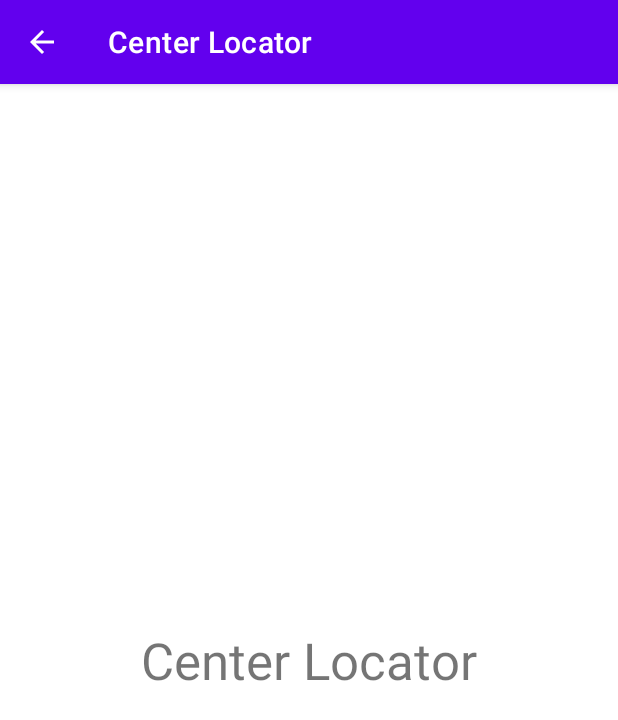
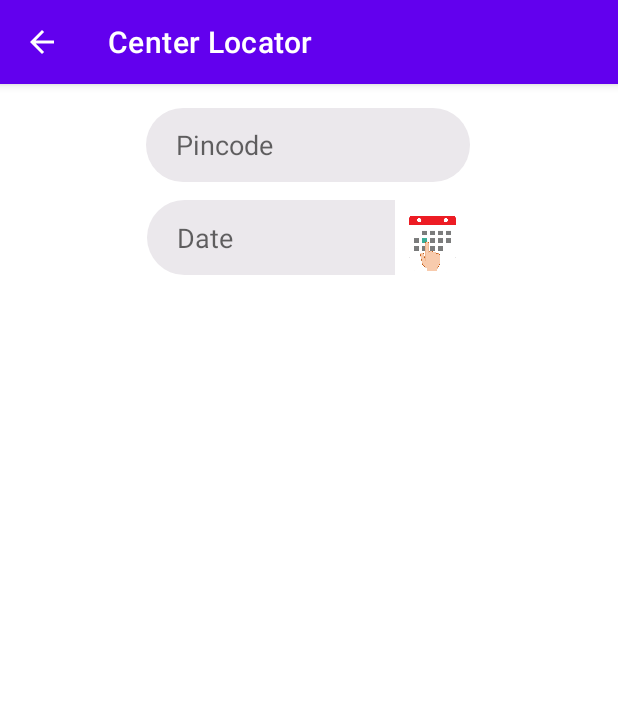
Before and after one commit to Nikhil-Gupta-ind/Co-WINNER, an Android app: the CenterLocator screen opened directly, with no data from a screen before it, on a phone screen of 412 x 824 dp. Shown: the top 720 px of the screen. Run offline under Robolectric (Android 15) with nearby library versions, the phone set to English and light mode, and no system bars.

Commit message:
Date picker added

```diff
--- a/app/src/main/java/com/NikhilGupta/co_winner/CenterLocator.java
+++ b/app/src/main/java/com/NikhilGupta/co_winner/CenterLocator.java
@@ -2,21 +2,47 @@ package com.NikhilGupta.co_winner;
 
 import androidx.appcompat.app.AppCompatActivity;
 
+import android.app.DatePickerDialog;
 import android.os.Bundle;
+import android.view.View;
+import android.widget.DatePicker;
+import android.widget.EditText;
 
 import com.NikhilGupta.co_winner.databinding.ActivityMainBinding;
 
+import java.util.Calendar;
+
 public class CenterLocator extends AppCompatActivity {
 
-    ActivityMainBinding binding;
+//    ActivityMainBinding binding;
+    EditText editPin, editDate;
+    private int mm, dd, yy;
     @Override
     protected void onCreate(Bundle savedInstanceState) {
         super.onCreate(savedInstanceState);
         setContentView(R.layout.activity_center_locator);
+        editPin = findViewById(R.id.editPincode);
+        editDate = findViewById(R.id.editDated);
+//        binding = ActivityMainBinding.inflate(getLayoutInflater());
+//        setContentView(binding.getRoot());
 
-        binding = ActivityMainBinding.inflate(getLayoutInflater());
-        setContentView(binding.getRoot());
-
-
+        editDate.setOnClickListener(new View.OnClickListener() {
+            @Override
+            public void onClick(View v) {
+                final Calendar calendar = Calendar.getInstance();
+                mm = calendar.get(Calendar.DATE);
+                dd = calendar.get(Calendar.MONTH);
+                yy = calendar.get(Calendar.YEAR);
+                DatePickerDialog datePickerDialog = new DatePickerDialog(CenterLocator.this, android.R.style.Theme_DeviceDefault_Dialog, new DatePickerDialog.OnDateSetListener() {
+                    @Override
+                    public void onDateSet(DatePicker view, int year, int month, int dayOfMonth) {
+                        String format = "%1$02d"; // two digits
+                        editDate.setText(String.format(format,dayOfMonth)+"-"+String.format(format, month)+"-"+year);
+                    }
+                }, mm, dd, yy);
+                datePickerDialog.getDatePicker().setMinDate(System.currentTimeMillis()+1000);
+                datePickerDialog.show();
+            }
+        });
     }
 }
--- /dev/null
+++ b/app/src/main/res/drawable/inputfield_date.xml
@@ -0,0 +1,7 @@
+<?xml version="1.0" encoding="utf-8"?>
+<shape xmlns:android="http://schemas.android.com/apk/res/android">
+    <solid android:color="@color/light_grey"/>
+    <corners android:topLeftRadius="50dp"
+        android:bottomLeftRadius="50dp"/>
+    <padding android:left="20dp"/>
+</shape>
--- a/app/src/main/res/layout/activity_center_locator.xml
+++ b/app/src/main/res/layout/activity_center_locator.xml
@@ -7,21 +7,47 @@
     tools:context=".CenterLocator">
 
     <EditText
-        android:id="@+id/editTextPin"
-        android:layout_width="wrap_content"
-        android:layout_height="wrap_content"
+        android:id="@+id/editPincode"
+        android:layout_width="216dp"
+        android:layout_height="49dp"
+        android:layout_marginTop="16dp"
+        android:background="@drawable/input_field"
         android:ems="10"
-        android:inputType="textPersonName"
-        tools:layout_editor_absoluteX="103dp"
-        tools:layout_editor_absoluteY="22dp" />
+        android:hint="@string/pincode"
+        android:inputType="number"
+        android:minHeight="48dp"
+        app:layout_constraintEnd_toEndOf="parent"
+        app:layout_constraintHorizontal_bias="0.497"
+        app:layout_constraintStart_toStartOf="parent"
+        app:layout_constraintTop_toTopOf="parent" />
 
     <EditText
-        android:id="@+id/editTextDate"
-        android:layout_width="wrap_content"
-        android:layout_height="wrap_content"
+        android:id="@+id/editDated"
+        android:layout_width="165dp"
+        android:layout_height="50dp"
+        android:layout_marginTop="12dp"
+        android:background="@drawable/inputfield_date"
+        android:cursorVisible="false"
         android:ems="10"
+        android:focusable="false"
+        android:focusableInTouchMode="true"
+        android:hint="@string/date"
         android:inputType="textPersonName"
-        android:text="Name"
-        tools:layout_editor_absoluteX="105dp"
-        tools:layout_editor_absoluteY="75dp" />
+        app:layout_constraintBottom_toBottomOf="@+id/imageView"
+        app:layout_constraintEnd_toEndOf="parent"
+        app:layout_constraintHorizontal_bias="0.398"
+        app:layout_constraintStart_toStartOf="parent"
+        app:layout_constraintTop_toBottomOf="@+id/editPincode" />
+
+    <ImageView
+        android:id="@+id/imageView"
+        android:layout_width="50dp"
+        android:layout_height="50dp"
+        android:layout_marginTop="12dp"
+        app:layout_constraintEnd_toEndOf="parent"
+        app:layout_constraintHorizontal_bias="0.0"
+        app:layout_constraintStart_toEndOf="@+id/editDated"
+        app:layout_constraintTop_toBottomOf="@+id/editPincode"
+        app:srcCompat="@drawable/date_picker" />
+
 </androidx.constraintlayout.widget.ConstraintLayout>
--- a/app/src/main/res/values/strings.xml
+++ b/app/src/main/res/values/strings.xml
@@ -1,4 +1,6 @@
 <resources>
     <string name="app_name">Co-WINNER</string>
     <string name="center_locator">Center Locator</string>
+    <string name="pincode">Pincode</string>
+    <string name="date">Date</string>
 </resources>
```
Also changed, not shown: app/src/main/res/drawable-v24/date_picker.png (added).
